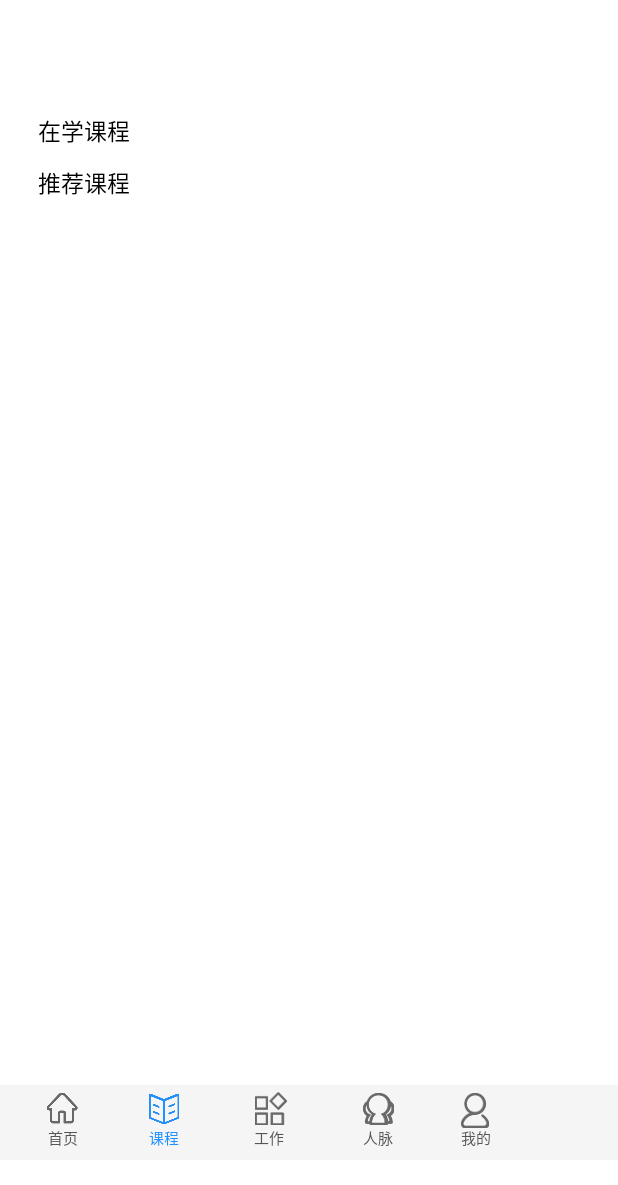
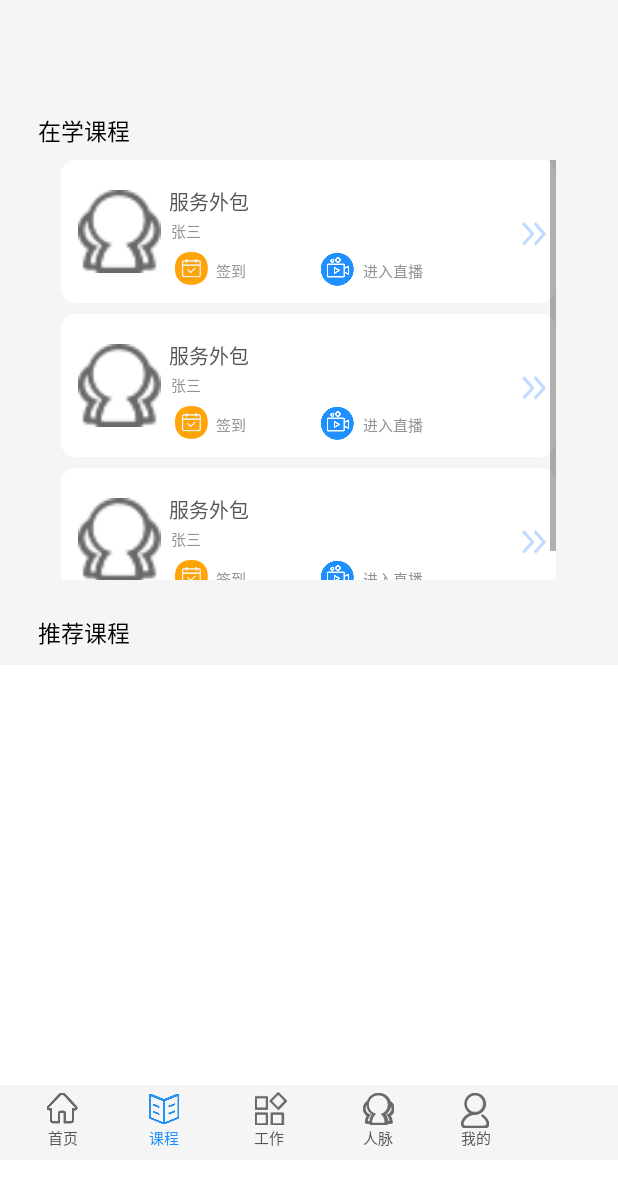
Before and after one commit to fiveobj/student, an Android app: the screen it shows after launch (MainActivity), after a tap on an icon or button, on a phone screen of 412 x 824 dp. Shown: the top 1185 px of the screen. Run offline under Robolectric (Android 15) with nearby library versions, the phone set to English and light mode, and no system bars; 2 other taps on this screen came first.

Commit message:
实现在学课程listview

```diff
--- a/app/src/main/java/com/example/student/course/courseFragment.java
+++ b/app/src/main/java/com/example/student/course/courseFragment.java
@@ -7,9 +7,15 @@ import androidx.fragment.app.Fragment;
 import android.view.LayoutInflater;
 import android.view.View;
 import android.view.ViewGroup;
+import android.widget.ListView;
 
 
 import com.example.student.R;
+import com.example.student.customclass.stuCourseAdapter;
+import com.example.student.customclass.stuCourseListViewItem;
+
+import java.util.ArrayList;
+import java.util.List;
 
 /**
  * A simple {@link Fragment} subclass.
@@ -26,6 +32,12 @@ public class courseFragment extends android.app.Fragment {
     // TODO: Rename and change types of parameters
     private String mParam1;
     private String mParam2;
+
+
+    //
+    private ListView stucourselistv,recomcourselistv;
+    private stuCourseAdapter stuadapter;
+    private List<stuCourseListViewItem> stulist=new ArrayList<stuCourseListViewItem>();
 
     public courseFragment() {
         // Required empty public constructor
@@ -61,7 +73,20 @@ public class courseFragment extends android.app.Fragment {
     @Override
     public View onCreateView(LayoutInflater inflater, ViewGroup container,
                              Bundle savedInstanceState) {
+        View view=inflater.inflate(R.layout.fragment_course,null);
+        stucourselistv=(ListView)view.findViewById(R.id.stu_course);
+        stulist=getData();
+        stuadapter=new stuCourseAdapter(this.getActivity(),R.layout.stucourseitem,stulist);
+        stucourselistv.setAdapter(stuadapter);
         // Inflate the layout for this fragment
-        return inflater.inflate(R.layout.fragment_course, container, false);
+        return view;
+    }
+
+    public List<stuCourseListViewItem> getData(){
+        List<stuCourseListViewItem> list=new ArrayList<stuCourseListViewItem>();
+        for(int i=0;i<3;i++){
+            list.add(new stuCourseListViewItem("服务外包","张三",R.mipmap.contacts));
+        }
+        return list;
     }
 }
--- /dev/null
+++ b/app/src/main/java/com/example/student/customclass/stuCourseAdapter.java
@@ -0,0 +1,39 @@
+package com.example.student.customclass;
+
+import android.content.Context;
+import android.view.LayoutInflater;
+import android.view.View;
+import android.view.ViewGroup;
+import android.widget.ArrayAdapter;
+import android.widget.ImageView;
+import android.widget.TextView;
+
+import androidx.annotation.NonNull;
+import androidx.annotation.Nullable;
+
+import com.example.student.R;
+
+import java.util.List;
+
+public class stuCourseAdapter extends ArrayAdapter<stuCourseListViewItem> {
+    private int newResourceId;
+    public stuCourseAdapter(@NonNull Context context, int resource, @NonNull List<stuCourseListViewItem> itemList) {
+        super(context, resource, itemList);
+        newResourceId=resource;
+    }
+
+    @NonNull
+    @Override
+    public View getView(final int position, @Nullable View convertView, @NonNull ViewGroup parent) {
+        stuCourseListViewItem stuCourseListViewItem=getItem(position);
+        View view= LayoutInflater.from(getContext()).inflate(newResourceId,parent,false);
+        TextView coursename=view.findViewById(R.id.stu_course_name);
+        TextView teachername=view.findViewById(R.id.stu_course_teachname);
+        ImageView courseimg=view.findViewById(R.id.stu_course_ImgV);
+
+        coursename.setText(stuCourseListViewItem.getCoursename());
+        teachername.setText(stuCourseListViewItem.getTeachername());
+        courseimg.setImageResource(stuCourseListViewItem.getCuorseImg());
+        return view;
+    }
+}
--- /dev/null
+++ b/app/src/main/java/com/example/student/customclass/stuCourseListViewItem.java
@@ -0,0 +1,26 @@
+package com.example.student.customclass;
+
+public class stuCourseListViewItem {
+    private String coursename,teachername;
+    private int cuorseImg;
+
+    public stuCourseListViewItem(String coursename,String teachername,int cuorseImg)
+    {
+        this.coursename=coursename;
+        this.cuorseImg=cuorseImg;
+        this.teachername=teachername;
+    }
+    public String getCoursename()
+    {
+        return coursename;
+    }
+    public String getTeachername()
+    {
+        return teachername;
+    }
+    public int getCuorseImg()
+    {
+        return cuorseImg;
+    }
+
+}
--- a/app/src/main/res/layout/fragment_course.xml
+++ b/app/src/main/res/layout/fragment_course.xml
@@ -4,6 +4,7 @@
     android:layout_width="match_parent"
     android:layout_height="match_parent"
     tools:context=".course.courseFragment"
+    android:background="#FFF5F5F5"
     android:orientation="vertical">
 
     <!-- TODO: Update blank fragment layout -->
@@ -24,31 +25,34 @@
             android:layout_width="wrap_content"
             android:layout_height="wrap_content"
             android:text="在学课程"
-            android:paddingLeft="25dp"
-            android:paddingTop="11dp"
+            android:layout_marginLeft="25dp"
+            android:layout_marginTop="11dp"
             android:textColor="#000000"
             android:textSize="15sp"/>
 
         <ListView
             android:id="@+id/stu_course"
             android:layout_width="330dp"
-            android:layout_height="wrap_content"
+            android:layout_height="280dp"
             android:layout_gravity="center"
-            android:paddingLeft="8dp" />
+            android:layout_marginTop="8dp"
+            android:divider="#FFF5F5F5"
+            android:dividerHeight="7dp" />
         <TextView
             android:layout_width="wrap_content"
             android:layout_height="wrap_content"
             android:text="推荐课程"
-            android:paddingLeft="25dp"
-            android:paddingTop="11dp"
+            android:layout_marginTop="23dp"
+            android:layout_marginLeft="25dp"
             android:textColor="#000000"
             android:textSize="15sp"/>
         <ListView
+            android:layout_marginTop="10dp"
             android:id="@+id/recom_course"
             android:layout_width="330dp"
             android:layout_height="wrap_content"
             android:layout_gravity="center"
-            android:paddingLeft="8dp" />
+             />
     </LinearLayout>
 
 </ScrollView>
--- a/app/src/main/res/layout/stucourselayout.xml
+++ b/app/src/main/res/layout/stucourseitem.xml
@@ -1,7 +1,14 @@
 <?xml version="1.0" encoding="utf-8"?>
 <RelativeLayout xmlns:android="http://schemas.android.com/apk/res/android"
     android:layout_width="match_parent"
-    android:layout_height="match_parent">
+    android:layout_height="match_parent"
+   >
+
+    <ImageView
+        android:layout_width="330dp"
+        android:layout_height="95dp"
+        android:layout_centerHorizontal="true"
+        android:background="@mipmap/stucoursebg" />
 
     <ImageView
         android:id="@+id/stu_course_ImgV"
@@ -17,6 +24,7 @@
         android:id="@+id/stu_course_name"
         android:layout_width="wrap_content"
         android:layout_height="wrap_content"
+        android:textSize="13sp"
         android:layout_alignParentStart="true"
         android:layout_alignParentLeft="true"
         android:layout_alignParentTop="true"
@@ -26,6 +34,7 @@
         android:textColor="#FF565657"/>
     <TextView
         android:id="@+id/stu_course_teachname"
+        android:textSize="10sp"
         android:layout_width="wrap_content"
         android:layout_height="wrap_content"
         android:layout_alignParentStart="true"
```
Also changed, not shown: app/src/main/res/mipmap-xxhdpi/stucoursebg.png (added).
